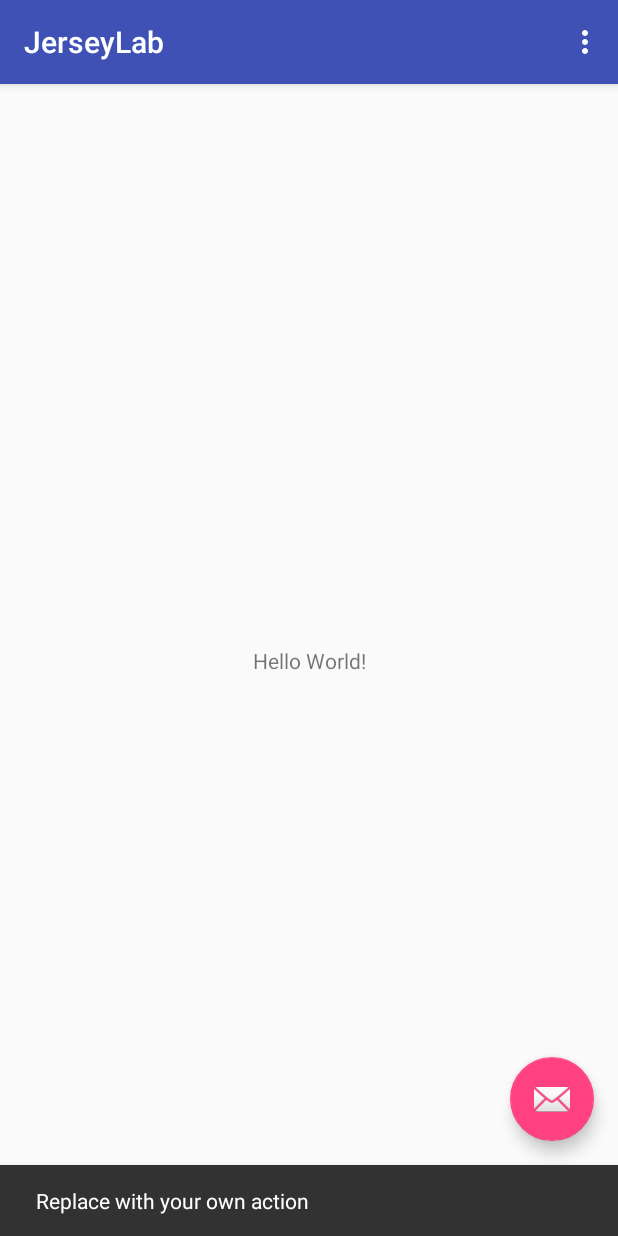
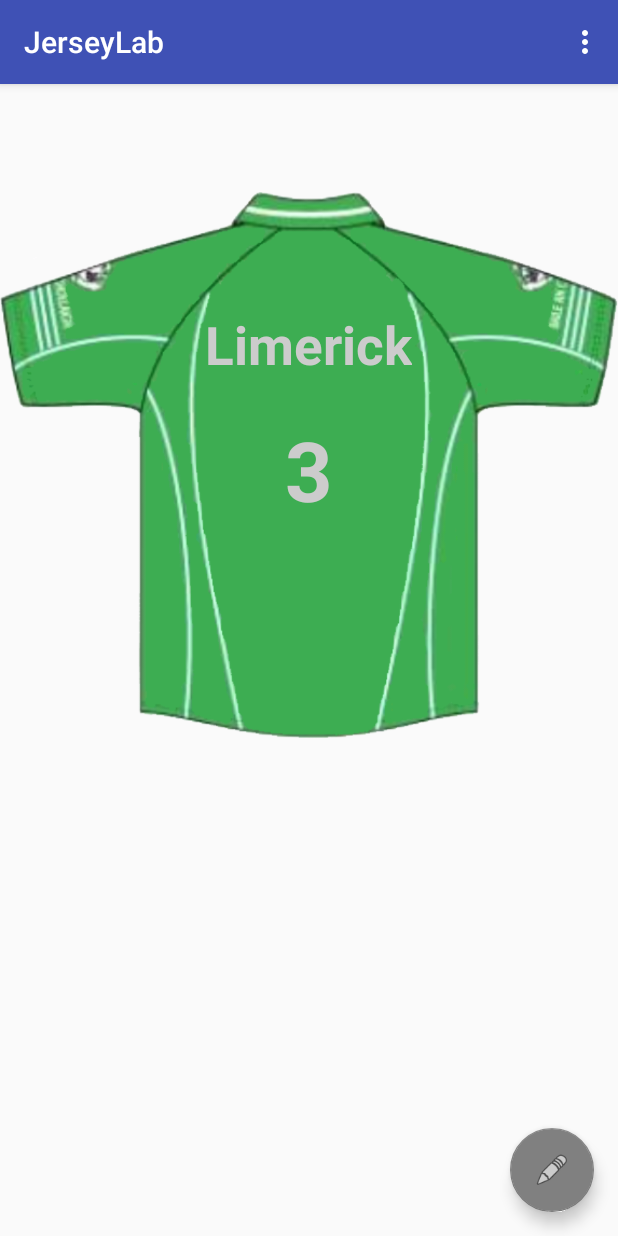
Before and after one commit to Kilkee/JerseyLab, an Android app: the screen it shows after launch (MainActivity), after a tap on an icon or button, on a phone screen of 412 x 824 dp. Run offline under Robolectric (Android 15) with nearby library versions, the phone set to English and light mode, and no system bars.

Commit message:
Simple update view via the fab

```diff
--- /dev/null
+++ b/JerseyLab/app/src/main/java/com/example/delaney/jerseylab/Item.java
@@ -0,0 +1,48 @@
+package com.example.delaney.jerseylab;
+
+import java.text.DateFormat;
+import java.util.GregorianCalendar;
+
+/**
+ * Created by boutell on 11/14/2015.
+ */
+public class Item {
+    private String mName;
+    private int mNumber;
+
+    public Item() {
+        mName = "Nothing";
+        mNumber = 0;
+
+    }
+
+    public Item(String name, int number) {
+        mName = name;
+        mNumber = number;
+
+    }
+
+    public static Item getDefaultItem() {
+        return new Item("Limerick", 3);
+    }
+
+    public String getName() {
+        return mName;
+    }
+
+    public void setName(String name) {
+        mName = name;
+    }
+
+    public int getNumber() {
+        return mNumber;
+    }
+
+    public void setNumber(int number) {
+        mNumber = number;
+    }
+
+
+
+
+}
--- a/JerseyLab/app/src/main/java/com/example/delaney/jerseylab/MainActivity.java
+++ b/JerseyLab/app/src/main/java/com/example/delaney/jerseylab/MainActivity.java
@@ -8,13 +8,24 @@ import android.support.v7.widget.Toolbar;
 import android.view.View;
 import android.view.Menu;
 import android.view.MenuItem;
+import android.widget.TextView;
 
 public class MainActivity extends AppCompatActivity {
+
+    private TextView mNameTextView, mNumberTextView;
+    private Item mCurrentItem;
+
+
 
     @Override
     protected void onCreate(Bundle savedInstanceState) {
         super.onCreate(savedInstanceState);
         setContentView(R.layout.activity_main);
+
+        mNameTextView = findViewById(R.id.name_text);
+        mNumberTextView = findViewById(R.id.number_text);
+
+
         Toolbar toolbar = (Toolbar) findViewById(R.id.toolbar);
         setSupportActionBar(toolbar);
 
@@ -22,14 +33,30 @@ public class MainActivity extends AppCompatActivity {
         fab.setOnClickListener(new View.OnClickListener() {
             @Override
             public void onClick(View view) {
-                Snackbar.make(view, "Replace with your own action", Snackbar.LENGTH_LONG)
-                        .setAction("Action", null).show();
+
+
+                //TODO: (PD 02 -8.44) Snack bars are as easy as toasts
+                //TODO: (PD 02 - 0.40) Later make this an add button, this is just a test
+
+                // To practice interacting with the screen
+                mCurrentItem = Item.getDefaultItem();
+                showCurrentItem();
+
+
             }
         });
     }
 
+    private void showCurrentItem() {
+        mNameTextView.setText(mCurrentItem.getName());
+        mNumberTextView.setText(getString(R.string.number_format, mCurrentItem.getNumber()));
+
+
+    }
+
     @Override
     public boolean onCreateOptionsMenu(Menu menu) {
+        // PD - Boiler Plate - This is what's called to make your menu
         // Inflate the menu; this adds items to the action bar if it is present.
         getMenuInflater().inflate(R.menu.menu_main, menu);
         return true;
@@ -37,6 +64,7 @@ public class MainActivity extends AppCompatActivity {
 
     @Override
     public boolean onOptionsItemSelected(MenuItem item) {
+        //TODO: (PD - 02  -7.48) This is the function that gets called when you press a menu item
         // Handle action bar item clicks here. The action bar will
         // automatically handle clicks on the Home/Up button, so long
         // as you specify a parent activity in AndroidManifest.xml.
--- a/JerseyLab/app/src/main/res/layout/activity_main.xml
+++ b/JerseyLab/app/src/main/res/layout/activity_main.xml
@@ -28,6 +28,6 @@
         android:layout_height="wrap_content"
         android:layout_gravity="bottom|end"
         android:layout_margin="@dimen/fab_margin"
-        app:srcCompat="@android:drawable/ic_dialog_email" />
+        app:srcCompat="@android:drawable/ic_menu_edit" />
 
 </android.support.design.widget.CoordinatorLayout>
--- a/JerseyLab/app/src/main/res/layout/content_main.xml
+++ b/JerseyLab/app/src/main/res/layout/content_main.xml
@@ -1,5 +1,6 @@
 <?xml version="1.0" encoding="utf-8"?>
-<android.support.constraint.ConstraintLayout xmlns:android="http://schemas.android.com/apk/res/android"
+<RelativeLayout
+    xmlns:android="http://schemas.android.com/apk/res/android"
     xmlns:app="http://schemas.android.com/apk/res-auto"
     xmlns:tools="http://schemas.android.com/tools"
     android:layout_width="match_parent"
@@ -8,13 +9,39 @@
     tools:context=".MainActivity"
     tools:showIn="@layout/activity_main">
 
-    <TextView
+    <ImageView
+        android:id="@+id/imageView1"
         android:layout_width="wrap_content"
         android:layout_height="wrap_content"
-        android:text="Hello World!"
-        app:layout_constraintBottom_toBottomOf="parent"
-        app:layout_constraintLeft_toLeftOf="parent"
-        app:layout_constraintRight_toRightOf="parent"
-        app:layout_constraintTop_toTopOf="parent" />
+        android:layout_alignParentLeft="true"
+        android:layout_alignParentTop="true"
+        android:src="@drawable/green_jersey" />
 
-</android.support.constraint.ConstraintLayout>
+
+    <TextView
+        android:id="@+id/name_text"
+        android:layout_width="wrap_content"
+        android:layout_height="wrap_content"
+        android:layout_centerHorizontal="true"
+        android:layout_marginTop="150dp"
+        android:textSize="35sp"
+        android:text="Android"
+        android:textColor="@color/colorWriting"
+        android:textStyle="bold"
+
+       />
+
+    <TextView
+        android:id="@+id/number_text"
+        android:layout_width="wrap_content"
+        android:layout_height="wrap_content"
+        android:layout_centerHorizontal="true"
+        android:layout_marginTop="220dp"
+        android:textSize="55sp"
+        android:text="17"
+        android:textColor="@color/colorWriting"
+        android:textStyle="bold"
+
+        />
+
+</RelativeLayout>
--- a/JerseyLab/app/src/main/res/values/colors.xml
+++ b/JerseyLab/app/src/main/res/values/colors.xml
@@ -2,5 +2,7 @@
 <resources>
     <color name="colorPrimary">#3F51B5</color>
     <color name="colorPrimaryDark">#303F9F</color>
-    <color name="colorAccent">#FF4081</color>
+    <color name="colorAccent">#808080</color>
+    <color name="colorWriting">#ffcccccc</color>
+
 </resources>
--- a/JerseyLab/app/src/main/res/values/strings.xml
+++ b/JerseyLab/app/src/main/res/values/strings.xml
@@ -1,4 +1,5 @@
 <resources>
     <string name="app_name">JerseyLab</string>
     <string name="action_settings">Settings</string>
+    <string name="number_format"> %d</string>
 </resources>
--- a/JerseyLab/app/src/main/res/values/styles.xml
+++ b/JerseyLab/app/src/main/res/values/styles.xml
@@ -6,6 +6,8 @@
         <item name="colorPrimary">@color/colorPrimary</item>
         <item name="colorPrimaryDark">@color/colorPrimaryDark</item>
         <item name="colorAccent">@color/colorAccent</item>
+
+
     </style>
 
     <style name="AppTheme.NoActionBar">
```
Also changed, not shown: JerseyLab/app/src/main/res/drawable/green_jersey.png (added), JerseyLab/app/src/main/res/drawable/purple_jersey.png (added).
